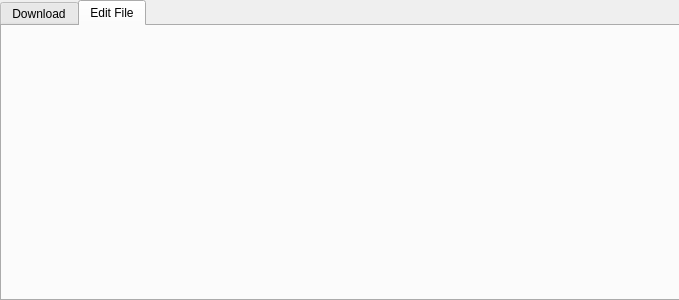
The window that ui/converter_main.ui (mmorykan/YoutubeDownloader) describes before a commit, drawn with Qt 5.
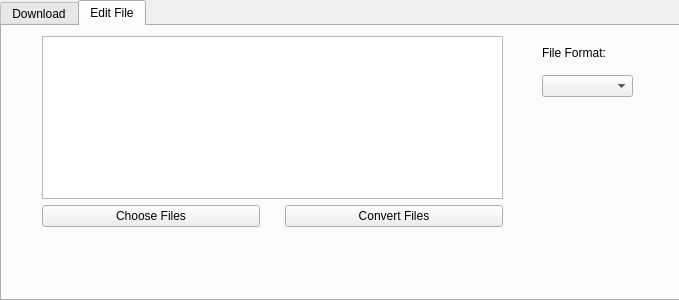
The same window after the commit. The open tabs and pages were chosen to show the change.

Patch:
```diff
--- a/ui/converter_main.ui
+++ b/ui/converter_main.ui
@@ -280,6 +280,64 @@
      <attribute name="title">
       <string>Edit File</string>
      </attribute>
+     <widget class="QWidget" name="">
+      <property name="geometry">
+       <rect>
+        <x>540</x>
+        <y>10</y>
+        <width>91</width>
+        <height>61</height>
+       </rect>
+      </property>
+      <layout class="QVBoxLayout" name="verticalLayout_3">
+       <item>
+        <widget class="QLabel" name="FileFormatLabel">
+         <property name="text">
+          <string>File Format:</string>
+         </property>
+        </widget>
+       </item>
+       <item>
+        <widget class="QComboBox" name="FormatBox"/>
+       </item>
+      </layout>
+     </widget>
+     <widget class="QWidget" name="">
+      <property name="geometry">
+       <rect>
+        <x>40</x>
+        <y>10</y>
+        <width>461</width>
+        <height>191</height>
+       </rect>
+      </property>
+      <layout class="QVBoxLayout" name="verticalLayout_2">
+       <item>
+        <widget class="QListWidget" name="FilesList"/>
+       </item>
+       <item>
+        <layout class="QHBoxLayout" name="horizontalLayout_2">
+         <property name="spacing">
+          <number>25</number>
+         </property>
+         <item>
+          <widget class="QPushButton" name="ChooseFilesButton">
+           <property name="text">
+            <string>Choose Files</string>
+           </property>
+          </widget>
+         </item>
+         <item>
+          <widget class="QPushButton" name="ConvertButton">
+           <property name="text">
+            <string>Convert Files</string>
+           </property>
+          </widget>
+         </item>
+        </layout>
+       </item>
+      </layout>
+     </widget>
     </widget>
    </widget>
   </widget>
```
Left out of the diff: 2 changed lines with no effect on the pictures.
